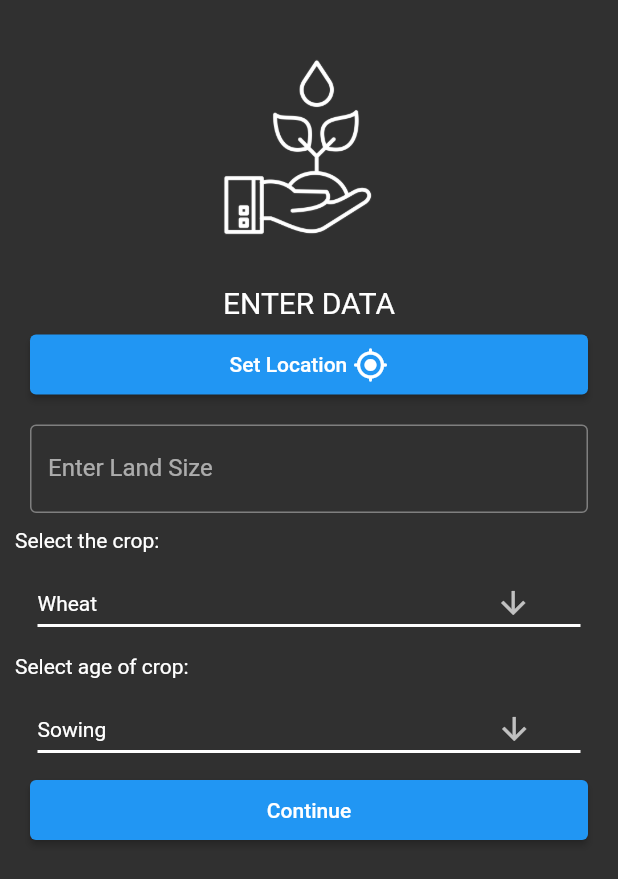
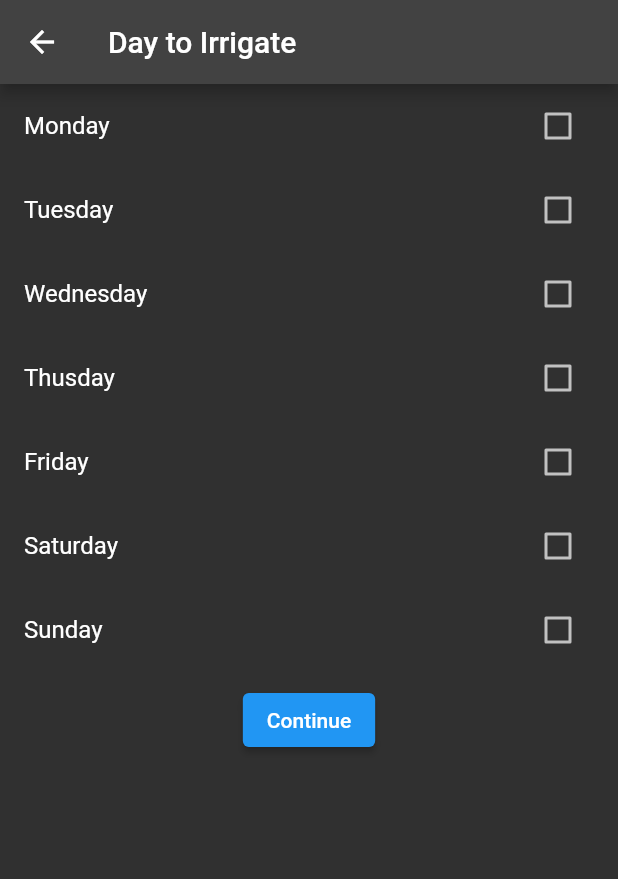
Before and after one commit to himanshuneb/irrigate-it, a Flutter app: the Information screen opened directly, after a tap on "Continue", on a phone screen of 412 x 824 dp. Shown: the top 879 px of the screen. Run offline on Flutter 3.47's test engine with Material 2 defaults, Android fonts, the phone set to English and light mode, and no system bars; our stand-ins replace geolocator; network calls fail.

Commit message:
last commit

```diff
--- a/digivill/lib/afterlogin.dart
+++ b/digivill/lib/afterlogin.dart
@@ -1,17 +1,18 @@
+import 'package:digivill/waterday.dart';
 import 'package:flutter/material.dart';
 import 'package:http/http.dart' as http;
 import 'package:geolocator/geolocator.dart';
 
 class Information extends StatefulWidget {
   @override
-  State<Information> createState() => _InformationState();
+  State<Information> createState() => InformationState();
 }
 
-class _InformationState extends State<Information> {
+class InformationState extends State<Information> {
   String dropdownValue = "Wheat";
   String dropdownValueStage = "Sowing";
-  String lati = "";
-  String longi = "";
+  static String lati = "";
+  static String longi = "";
   static final landSize = TextEditingController();
   void determinePosition() async {
     bool serviceEnabled;
@@ -45,18 +46,31 @@ class _InformationState extends State<Information> {
     print(position.longitude.toString());
   }
 
+  int t = 0;
+  void datama() {
+    if (dropdownValueStage == "Sowing")
+      t = 0;
+    else if (dropdownValueStage == "Growth1")
+      t = 1;
+    else if (dropdownValueStage == "Growth2")
+      t = 2;
+    else if (dropdownValueStage == "Mature") t = 3;
+  }
+
+  static String watereq = "";
+
   postdata() async {
     try {
       var response = await http.post(
           Uri.parse("https://cryptic-scrubland-03054.herokuapp.com/data/"),
           body: {
             "crop": dropdownValue,
-            "stage": dropdownValueStage,
-            "land": landSize.toString(),
-            "longi": longi,
-            "lati": lati,
+            "crop_age": t.toString(),
+            "field_area": landSize.text,
+            "long": longi,
+            "lat": lati,
           });
-      print(response.body);
+      watereq = response.body.toString();
     } catch (e) {
       print(e);
     }
@@ -105,7 +119,7 @@ class _InformationState extends State<Information> {
                   child: TextField(
                     decoration: const InputDecoration(
                       border: OutlineInputBorder(),
-                      labelText: 'Enter Land Size',
+                      labelText: 'Enter Land Size(in msq.)',
                     ),
                     controller: landSize,
                     keyboardType: TextInputType.number,
@@ -133,7 +147,7 @@ class _InformationState extends State<Information> {
                       return DropdownMenuItem<String>(
                         value: value,
                         child: Text(value +
-                            "                                                                            "),
+                            "                                                                          "),
                       );
                     }).toList(),
                   ),
@@ -160,7 +174,7 @@ class _InformationState extends State<Information> {
                       return DropdownMenuItem<String>(
                         value: value,
                         child: Text(value +
-                            "                                                                         "),
+                            "                                                                       "),
                       );
                     }).toList(),
                   ),
@@ -171,7 +185,12 @@ class _InformationState extends State<Information> {
                     child: ElevatedButton(
                       child: const Text('Continue'),
                       onPressed: () {
+                        datama();
                         postdata();
+                        Navigator.push(
+                          context,
+                          MaterialPageRoute(builder: (context) => Waterday()),
+                        );
                       },
                     )),
               ],
--- /dev/null
+++ b/digivill/lib/waterday.dart
@@ -0,0 +1,72 @@
+import 'package:digivill/irrinfo.dart';
+import 'package:flutter/material.dart';
+
+class Waterday extends StatefulWidget {
+  const Waterday({Key? key}) : super(key: key);
+
+  @override
+  State<Waterday> createState() => WaterdayState();
+}
+
+class WaterdayState extends State<Waterday> {
+  static int _len = 7;
+  List<bool> isChecked = List.generate(_len, (index) => false);
+  List<String> days = [
+    "Monday",
+    "Tuesday",
+    "Wednesday",
+    "Thusday",
+    "Friday",
+    "Saturday",
+    "Sunday"
+  ];
+  String _title = "Day to Irrigate";
+  static int checkdata = 0;
+  static int fucheck() {
+    return checkdata;
+  }
+
+  @override
+  Widget build(BuildContext context) {
+    return Scaffold(
+      appBar: AppBar(
+        title: Text('$_title'),
+      ),
+      body: Column(
+        children: [
+          SizedBox(
+            height: 400,
+            child: ListView.builder(
+              itemCount: _len,
+              itemBuilder: (context, index) {
+                return ListTile(
+                  title: Text(days[index]),
+                  trailing: Checkbox(
+                      onChanged: (checked) {
+                        setState(
+                          () {
+                            isChecked[index] = checked!;
+                            checkdata = isChecked
+                                .where((check) => check == true)
+                                .length;
+                          },
+                        );
+                      },
+                      value: isChecked[index]),
+                );
+              },
+            ),
+          ),
+          ElevatedButton(
+              onPressed: (() {
+                Navigator.push(
+                  context,
+                  MaterialPageRoute(builder: (context) => Irrinfo()),
+                );
+              }),
+              child: Text("Continue"))
+        ],
+      ),
+    );
+  }
+}
```
Also changed, not shown: digivill/lib/authScreen.dart (+7 -12 lines), digivill/lib/irrinfo.dart (added, +38 -0 lines).
